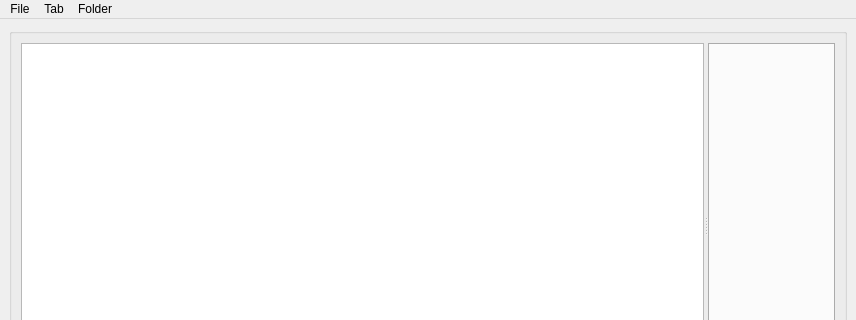
Qt form app/ui/mainwindow.ui (dj1vs/corgide) before a commit; both pictures show x 0 to 856 and y 0 to 320 of the 856 by 631 pixel window.
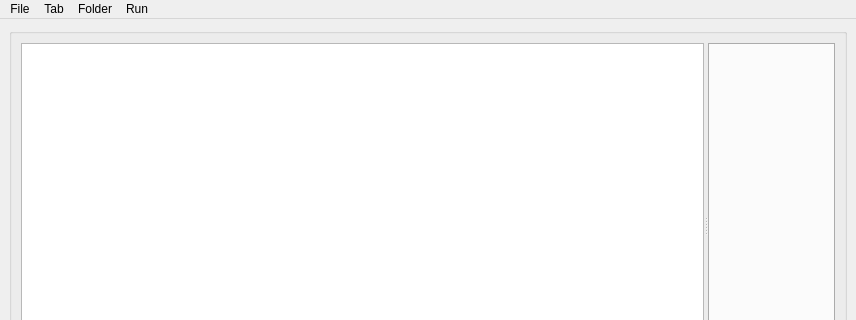
The same form after that commit. Icons and pictures are not drawn. Custom widgets are drawn as their Qt base class.

```diff
--- a/app/ui/mainwindow.ui
+++ b/app/ui/mainwindow.ui
@@ -104,15 +104,22 @@
     <addaction name="next_tab_action"/>
     <addaction name="prev_tab_action"/>
    </widget>
-   <widget class="QMenu" name="menuFolder">
+   <widget class="QMenu" name="folder_menu">
     <property name="title">
      <string>Folder</string>
     </property>
     <addaction name="open_folder_action"/>
    </widget>
+   <widget class="QMenu" name="run_menu">
+    <property name="title">
+     <string>Run</string>
+    </property>
+    <addaction name="compile_action"/>
+   </widget>
    <addaction name="file_menu"/>
    <addaction name="tab_menu"/>
-   <addaction name="menuFolder"/>
+   <addaction name="folder_menu"/>
+   <addaction name="run_menu"/>
   </widget>
   <widget class="QStatusBar" name="statusbar"/>
   <action name="open_file_action">
```
Left out of the diff: 22 changed lines with no effect on the pictures.
